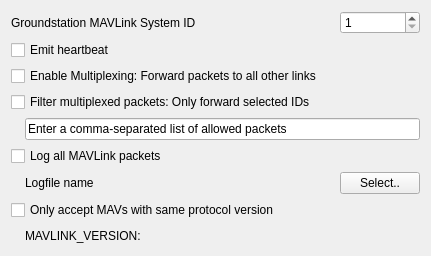
First picture: the form in src/ui/MAVLinkSettingsWidget.ui, repository mavlink/qgroundcontrol, before the edit.
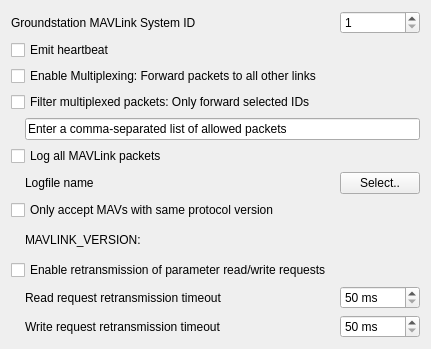
Second picture: the form after the edit.

Commit message: Added parameter timeout setting options to MAVLink protocol

```diff
--- a/src/ui/MAVLinkSettingsWidget.ui
+++ b/src/ui/MAVLinkSettingsWidget.ui
@@ -7,7 +7,7 @@
     <x>0</x>
     <y>0</y>
     <width>431</width>
-    <height>256</height>
+    <height>349</height>
    </rect>
   </property>
   <property name="windowTitle">
@@ -151,6 +151,100 @@
      </property>
     </widget>
    </item>
+   <item row="11" column="0" colspan="3">
+    <widget class="QCheckBox" name="paramGuardCheckBox">
+     <property name="text">
+      <string>Enable retransmission of parameter read/write requests</string>
+     </property>
+    </widget>
+   </item>
+   <item row="12" column="0">
+    <spacer name="horizontalSpacer">
+     <property name="orientation">
+      <enum>Qt::Horizontal</enum>
+     </property>
+     <property name="sizeHint" stdset="0">
+      <size>
+       <width>8</width>
+       <height>0</height>
+      </size>
+     </property>
+    </spacer>
+   </item>
+   <item row="13" column="0">
+    <spacer name="horizontalSpacer_2">
+     <property name="orientation">
+      <enum>Qt::Horizontal</enum>
+     </property>
+     <property name="sizeHint" stdset="0">
+      <size>
+       <width>8</width>
+       <height>0</height>
+      </size>
+     </property>
+    </spacer>
+   </item>
+   <item row="12" column="1">
+    <widget class="QLabel" name="paramRetransmissionLabel">
+     <property name="text">
+      <string>Read request retransmission timeout</string>
+     </property>
+    </widget>
+   </item>
+   <item row="13" column="1">
+    <widget class="QLabel" name="paramRewriteLabel">
+     <property name="text">
+      <string>Write request retransmission timeout</string>
+     </property>
+    </widget>
+   </item>
+   <item row="12" column="2">
+    <widget class="QSpinBox" name="paramRetransmissionSpinBox">
+     <property name="toolTip">
+      <string>Time in milliseconds after which a not acknowledged read request is sent again.</string>
+     </property>
+     <property name="statusTip">
+      <string>Time in milliseconds after which a not acknowledged read request is sent again.</string>
+     </property>
+     <property name="suffix">
+      <string> ms</string>
+     </property>
+     <property name="minimum">
+      <number>50</number>
+     </property>
+     <property name="maximum">
+      <number>60000</number>
+     </property>
+     <property name="singleStep">
+      <number>50</number>
+     </property>
+     <property name="value">
+      <number>50</number>
+     </property>
+    </widget>
+   </item>
+   <item row="13" column="2">
+    <widget class="QSpinBox" name="paramRewriteSpinBox">
+     <property name="toolTip">
+      <string>Time in milliseconds after which a not acknowledged write request is sent again.</string>
+     </property>
+     <property name="statusTip">
+      <string>Time in milliseconds after which a not acknowledged write request is sent again.</string>
+     </property>
+     <property name="suffix">
+      <string> ms</string>
+     </property>
+     <property name="minimum">
+      <number>50</number>
+     </property>
+     <property name="maximum">
+      <number>60000</number>
+     </property>
+     <property name="singleStep">
+      <number>50</number>
+     </property>
+    </widget>
+   </item>
   </layout>
  </widget>
  <resources/>
```
The commit also changes 11 other files.
